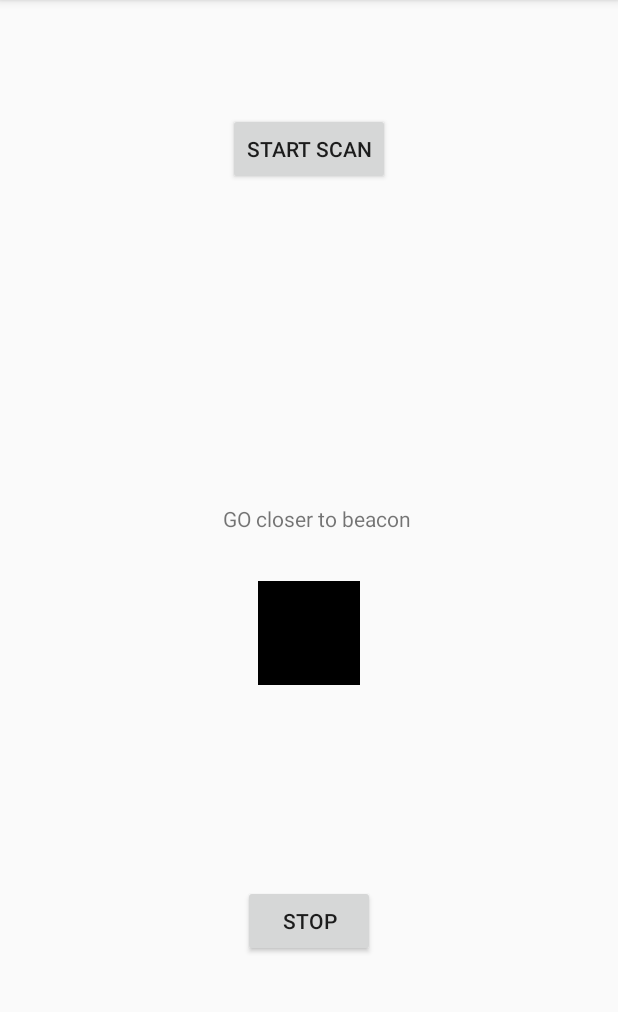
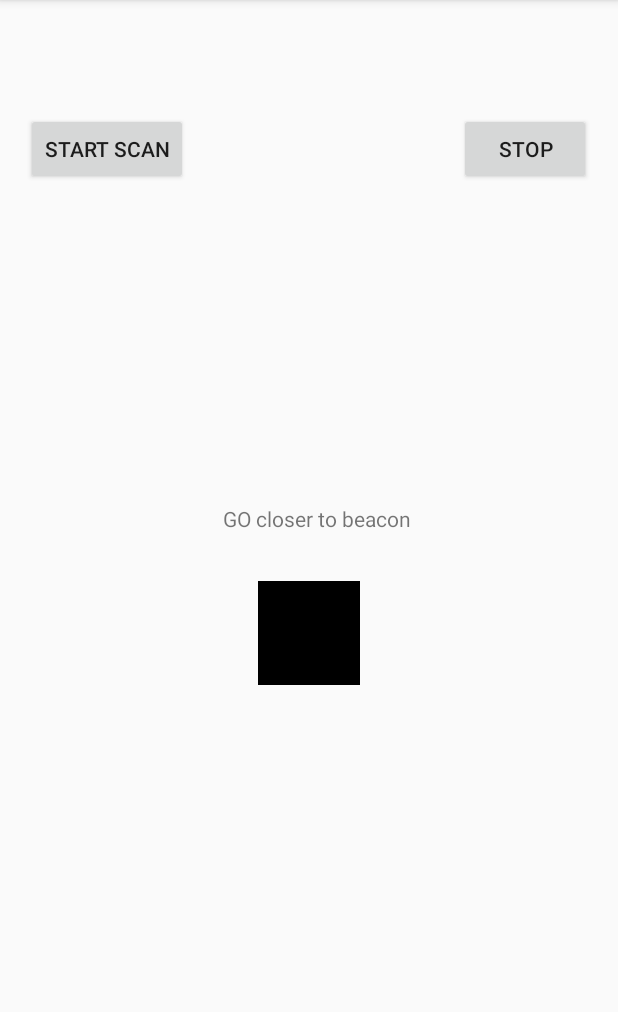
Before and after one commit to DagonWat/GPStracker, an Android app: the screen it shows after launch (MainActivity), on a phone screen of 412 x 824 dp, the part 84-1096 px from its top. Run offline under Robolectric (Android 15) with nearby library versions, the phone set to English and light mode, and no system bars.

Commit message:
part of work

```diff
--- a/app/src/main/AndroidManifest.xml
+++ b/app/src/main/AndroidManifest.xml
@@ -30,7 +30,7 @@
         </activity>
 
         <service
-            android:name=".GetImageService"
+            android:name=".library.GetImageService"
             android:enabled="true"
             android:exported="true"></service>
     </application>
--- a/app/src/main/java/by/dagonwat/beacon/MainActivity.java
+++ b/app/src/main/java/by/dagonwat/beacon/MainActivity.java
@@ -19,6 +19,10 @@ import java.io.InputStreamReader;
 import java.io.PrintWriter;
 import java.net.Socket;
 import java.util.ArrayList;
+import java.util.Timer;
+import java.util.TimerTask;
+
+import by.dagonwat.beacon.*;
 
 public class MainActivity extends AppCompatActivity
 {
@@ -29,11 +33,13 @@ public class MainActivity extends AppCompatActivity
     ArrayList<String> beaconPicSize;
 
     //ip address and socket from which we will get info
-    public static final String SERVER = "ip";
-    public static final int SOCKET = 10000;
+    public static final String SERVER_NUM = "178.124.203.226";
+    public static final int SOCKET_NUM = 10000;
 
     public final static String BROADCAST_ACTION = "by.dagonwat.serviceback";
     public final static String SIZE = "size";
+    public final static String SERVER = "server";
+    public final static String SOCKET = "socket";
 
     BroadcastReceiver br;
 
@@ -64,10 +70,15 @@ public class MainActivity extends AppCompatActivity
         //Timer tim = new Timer();
         //TimerTask bthh = new MyTimerTask();
         //tim.schedule(bthh, 200, 500);
+    }
 
-        //Intent intent = new Intent(this, GetImageService.class);
-        //intent.putExtra(SIZE, "18136");
-        //startService(intent);
+    public void askPicture(int num)
+    {
+        Intent intent = new Intent(this, GetImageService.class);
+        intent.putExtra(SIZE, beaconPicSize.get(num));
+        intent.putExtra(SERVER, SERVER_NUM);
+        intent.putExtra(SOCKET, SOCKET_NUM);
+        startService(intent);
     }
 
     @Override
@@ -89,7 +100,7 @@ public class MainActivity extends AppCompatActivity
         IntentFilter intFilt = new IntentFilter(BROADCAST_ACTION);
         registerReceiver(br, intFilt);
 
-        new GetInformation().execute("");
+        //new GetInformation().execute("");
     }
 
     public class GetInformation extends AsyncTask<String, Void, String>
@@ -100,7 +111,7 @@ public class MainActivity extends AppCompatActivity
             String fserver = "";
             try
             {
-                Socket fromserver = new Socket(SERVER, SOCKET);
+                Socket fromserver = new Socket(SERVER_NUM, SOCKET_NUM);
                 PrintWriter out = new
                         PrintWriter(fromserver.getOutputStream(),true);
                 BufferedReader in  = new BufferedReader(new
--- a/app/src/main/res/layout/activity_main.xml
+++ b/app/src/main/res/layout/activity_main.xml
@@ -30,7 +30,8 @@
         android:layout_marginTop="8dp"
         app:layout_constraintBottom_toBottomOf="parent"
         android:layout_marginBottom="8dp"
-        app:layout_constraintVertical_bias="0.096" />
+        app:layout_constraintVertical_bias="0.096"
+        app:layout_constraintHorizontal_bias="0.057" />
 
     <Button
         android:id="@+id/stopButton"
@@ -44,7 +45,8 @@
         android:layout_marginBottom="8dp"
         app:layout_constraintTop_toTopOf="parent"
         android:layout_marginTop="8dp"
-        app:layout_constraintVertical_bias="0.827" />
+        app:layout_constraintVertical_bias="0.096"
+        app:layout_constraintHorizontal_bias="0.945" />
 
     <ImageView
         android:id="@+id/pic"
```
Also changed, not shown: app/src/main/java/by/dagonwat/beacon/GetImageService.java (+5 -3 lines).
